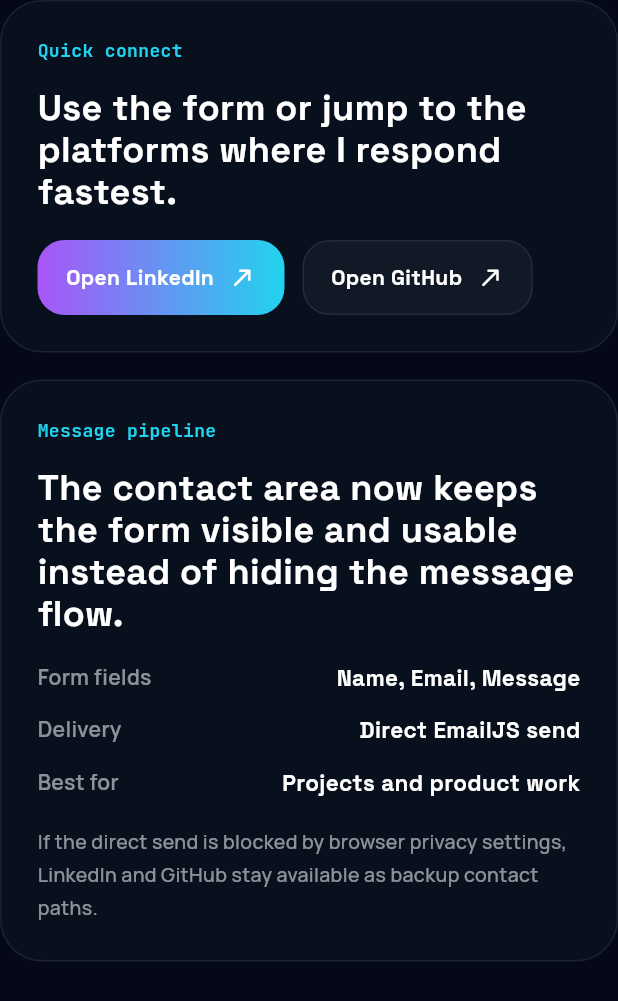
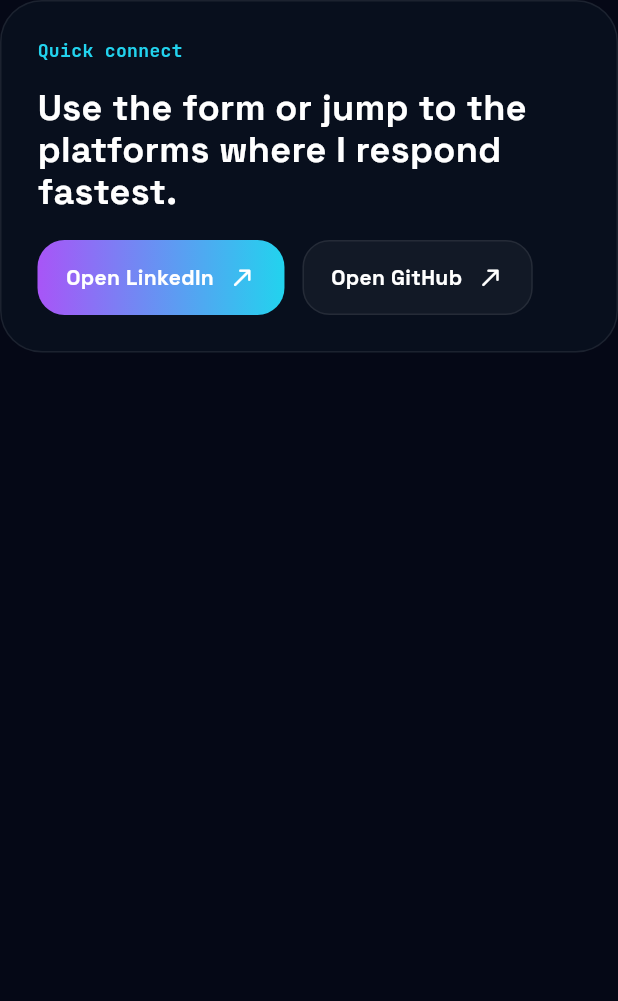
Before and after one commit to Akshaykpz/personal_website_flutter, a Flutter app: the _ContactSummaryCard widget shown alone on an empty page, opened directly with empty values, on a phone screen of 412 x 824 dp. Shown: the top 1001 px of the screen. Run offline on Flutter 3.47's test engine with Material 3 defaults, Android fonts, the phone set to English and light mode, and no system bars; our stand-ins replace animated_text_kit, google_fonts, visibility_detector.

Commit message:
new updates

```diff
--- a/lib/app/portfolio_page.dart
+++ b/lib/app/portfolio_page.dart
@@ -2945,115 +2945,14 @@
             ),
           ),
         ),
-        const SizedBox(height: 18),
-        const _AvailabilityCard(),
+
+
       ],
     );
   }
 }
 
-class _AvailabilityCard extends StatelessWidget {
-  const _AvailabilityCard();
-
-  @override
-  Widget build(BuildContext context) {
-    return _RevealOnScroll(
-      delay: const Duration(milliseconds: 160),
-      child: Container(
-        padding: const EdgeInsets.all(24),
-        decoration: BoxDecoration(
-          borderRadius: BorderRadius.circular(28),
-          color: const Color(0xFF08101E).withValues(alpha: 0.88),
-          border: Border.all(color: Colors.white.withValues(alpha: 0.08)),
-        ),
-        child: Column(
-          crossAxisAlignment: CrossAxisAlignment.start,
-          children: [
-            Text(
-              'Message pipeline',
-              style: GoogleFonts.jetBrainsMono(
-                color: const Color(0xFF22D3EE),
-                fontSize: 12,
-                fontWeight: FontWeight.w700,
-              ),
-            ),
-            const SizedBox(height: 16),
-            Text(
-              'The contact area now keeps the form visible and usable instead of hiding the message flow.',
-              style: GoogleFonts.spaceGrotesk(
-                color: Colors.white,
-                fontSize: 24,
-                height: 1.15,
-                fontWeight: FontWeight.w700,
-              ),
-            ),
-            const SizedBox(height: 18),
-            const _MetricRow(
-              label: 'Form fields',
-              value: 'Name, Email, Message',
-            ),
-            const SizedBox(height: 14),
-            const _MetricRow(
-              label: 'Delivery',
-              value: 'Direct EmailJS send',
-            ),
-            const SizedBox(height: 14),
-            const _MetricRow(
-              label: 'Best for',
-              value: 'Projects and product work',
-            ),
-            const SizedBox(height: 18),
-            Text(
-              'If the direct send is blocked by browser privacy settings, LinkedIn and GitHub stay available as backup contact paths.',
-              style: GoogleFonts.manrope(
-                color: Colors.white54,
-                fontSize: 13,
-                height: 1.7,
-                fontWeight: FontWeight.w500,
-              ),
-            ),
-          ],
-        ),
-      ),
-    );
-  }
-}
-
-class _MetricRow extends StatelessWidget {
-  const _MetricRow({
-    required this.label,
-    required this.value,
-  });
-
-  final String label;
-  final String value;
-
-  @override
-  Widget build(BuildContext context) {
-    return Row(
-      children: [
-        Expanded(
-          child: Text(
-            label,
-            style: GoogleFonts.manrope(
-              color: Colors.white54,
-              fontSize: 14,
-              fontWeight: FontWeight.w600,
-            ),
-          ),
-        ),
-        Text(
-          value,
-          style: GoogleFonts.spaceGrotesk(
-            color: Colors.white,
-            fontSize: 15,
-            fontWeight: FontWeight.w700,
-          ),
-        ),
-      ],
-    );
-  }
-}
+
 
 class _FooterSection extends StatelessWidget {
   const _FooterSection();
```
Also changed, not shown: 3 other files.
